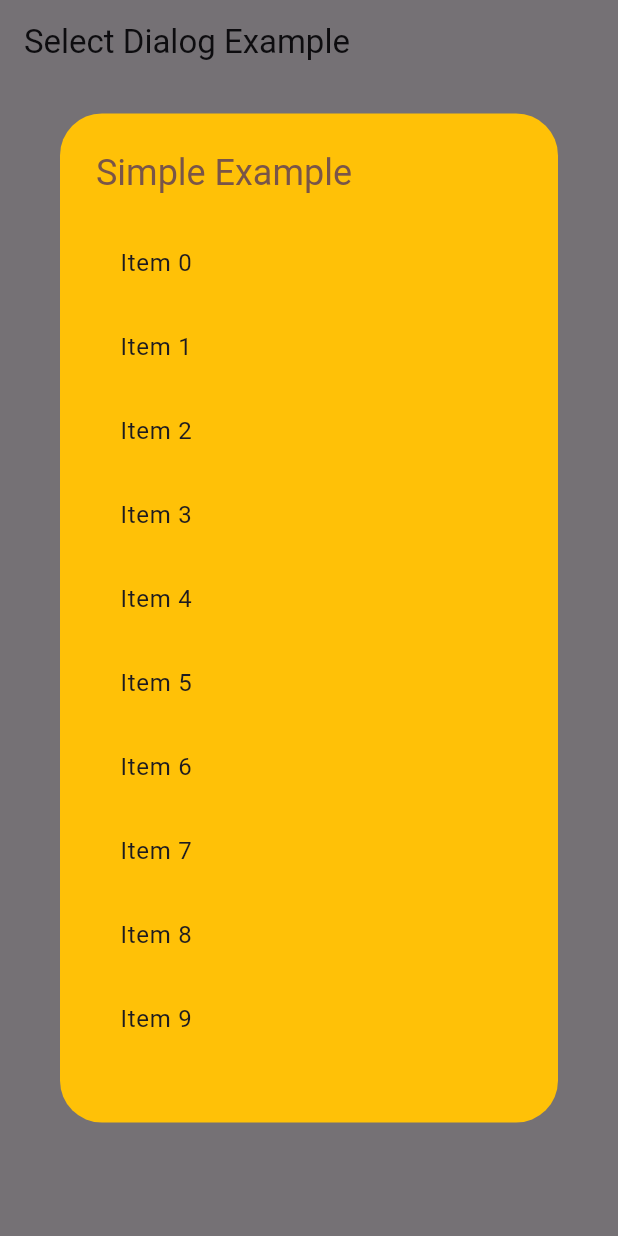
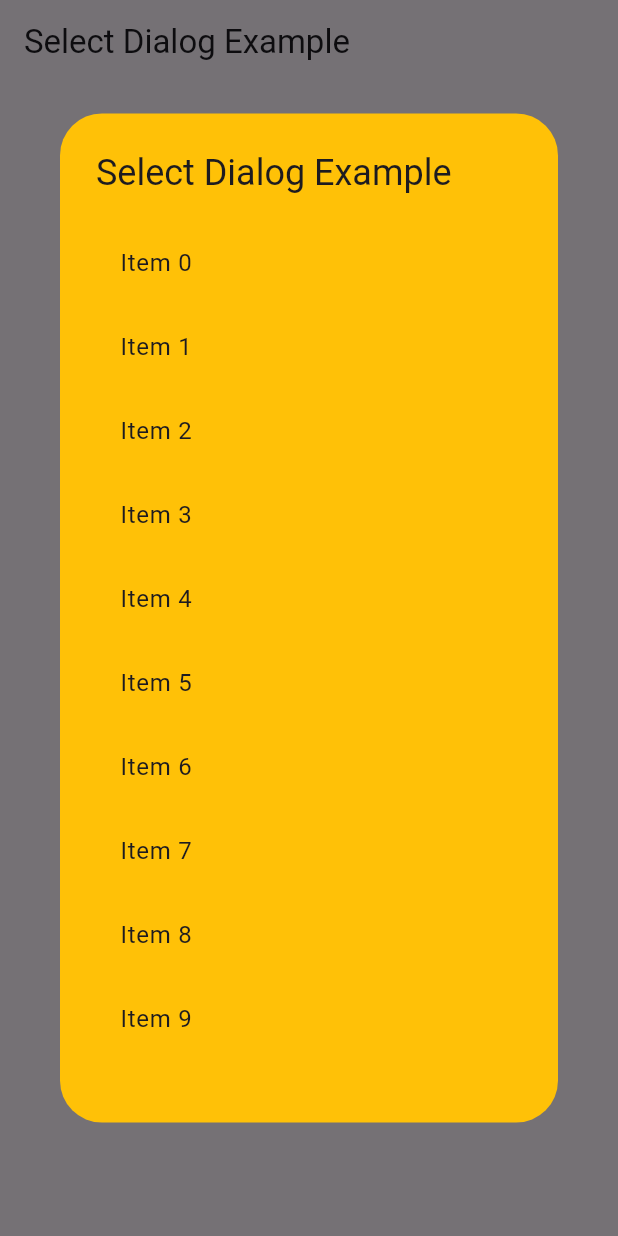
Before and after one commit to davidsdearaujo/select_dialog, a Flutter app: the screen it shows after launch, after a tap on "Simple Example", on a phone screen of 412 x 824 dp. Run offline on Flutter 3.47's test engine with Material 3 defaults, Android fonts, the phone set to English and light mode, and no system bars; our stand-ins replace dio; accounts and stored records are empty.

Commit message:
label to widget

```diff
--- a/lib/select_dialog.dart
+++ b/lib/select_dialog.dart
@@ -74,7 +74,7 @@ class SelectDialog<T> extends StatefulWidget {
   static Future<T?> showModal<T>(
     BuildContext context, {
     List<T>? items,
-    String? label,
+    Widget? label,
     T? selectedValue,
     List<T>? multipleSelectedValues,
     bool showSearchBox = true,
@@ -104,7 +104,7 @@ class SelectDialog<T> extends StatefulWidget {
       builder: (context) {
         return AlertDialog(
           backgroundColor: backgroundColor,
-          title: Text(label ?? "", style: titleStyle),
+          title: label,
           content: SelectDialog<T>(
             selectedValue: selectedValue,
             multipleSelectedValues: multipleSelectedValues,
```
Also changed, not shown: example/lib/main.dart (+23 -14 lines).
